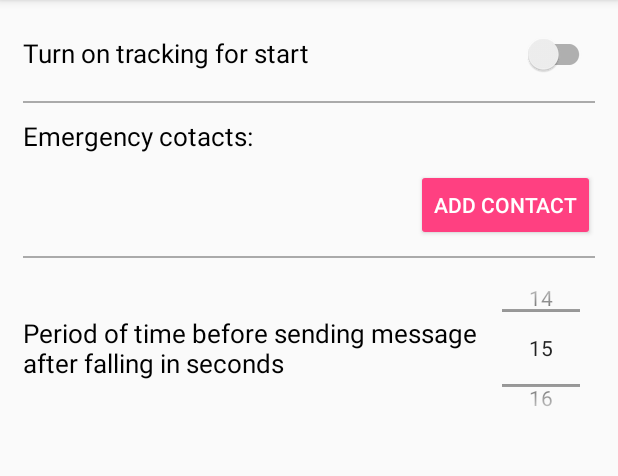
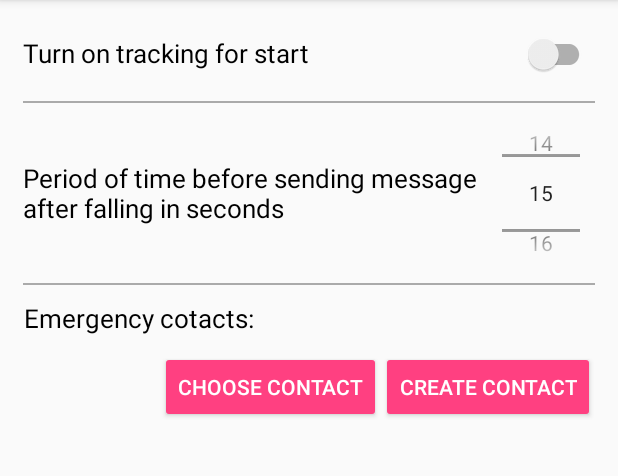
Before and after one commit to dmayboroda/friendinneed, an Android app: the screen it shows after launch (SettingsActivity), on a phone screen of 412 x 824 dp, the part 84-560 px from its top. Run offline under Robolectric (Android 15) with nearby library versions, the phone set to English and light mode, and no system bars; libraries missing offline, so code that uses them is left out: com.androidplot, com.androidplot.util, com.androidplot.xy.

Commit message:
Added "Create contact" button Scroll view added

```diff
--- a/app/src/main/java/com/friendinneed/ua/friendinneed/SettingsActivity.java
+++ b/app/src/main/java/com/friendinneed/ua/friendinneed/SettingsActivity.java
@@ -62,7 +62,7 @@ public class SettingsActivity extends AppCompatActivity {
     private SwitchCompat trackingSwitch;
     private TextView trackingSwitchTextView;
     private NumberPicker numberPicker;
-    final int PICK_CONTACT = 1;
+
     private String phoneNumber;
     private ContactListAdapter contactListAdapter;
     private static final int defaultTimeToWait = 15;
@@ -73,10 +73,13 @@ public class SettingsActivity extends AppCompatActivity {
     public static final String CONTACTS = "contacts";
     public static final String TRACKING_STATUS = "tracking_status";
     public static final String TIME_TO_WAIT = "time_to_wait";
+    public static final int PICK_CONTACT = 10;
+    private static final int PICK_CONTACT_REQUEST = 20;
     private static final int PERMISSIONS_REQUEST_READ_CONTACTS = 100;
+    private static final int PERMISSIONS_REQUEST_READ_CONTACTS_FOR_ADD = 150;
     public static final int PERMISSIONS_REQUEST_SMS_LOCATION = 200;
-    public final static int SYSTEM_ALERTS_REQUEST_CODE = 5463 & 0xffffff00;
-    public final static String[] LOCATION_SMS_PERMISSIONS = {Manifest.permission.ACCESS_FINE_LOCATION, Manifest.permission.SEND_SMS};
+    public static final int SYSTEM_ALERTS_REQUEST_CODE = 400;
+    public static final String[] LOCATION_SMS_PERMISSIONS = {Manifest.permission.ACCESS_FINE_LOCATION, Manifest.permission.SEND_SMS};
 
     private ArrayList<Contact> contactArrayList;
 
@@ -92,11 +95,18 @@ public class SettingsActivity extends AppCompatActivity {
 
         contactArrayList = new ArrayList<>();
 
-        Button addContactBtn = (Button) findViewById(R.id.add_contact_btn);
+        Button addContactBtn = (Button) findViewById(R.id.choose_contact_btn);
         addContactBtn.setOnClickListener(new View.OnClickListener() {
             @Override
             public void onClick(View v) {
                 readContact();
+            }
+        });
+
+        final Button createAndAddContact = (Button) findViewById(R.id.create_contact_btn);
+        createAndAddContact.setOnClickListener(new View.OnClickListener() {
+            @Override public void onClick(View v) {
+                createAndAddContact();
             }
         });
 
@@ -279,6 +289,7 @@ public class SettingsActivity extends AppCompatActivity {
         redrawer.start();
     }
 
+
     private void startServiceSaveUI() {
         InneedService.startInneedService(context);
         trackingSwitchTextView.setText(getResources().getString(R.string.tracking_is_running));
@@ -324,33 +335,13 @@ public class SettingsActivity extends AppCompatActivity {
             case PICK_CONTACT:
                 if (resultCode == Activity.RESULT_OK) {
                     Uri uri = data.getData();
-                    Cursor cursor = getContentResolver().query(uri, null, null, null, null);
-                    cursor.moveToFirst();
-                    ContentResolver cr = getContentResolver();
-                    String contactID = cursor.getString(cursor.getColumnIndex(ContactsContract.Contacts._ID));
-                    String name = cursor.getString(cursor.getColumnIndex(ContactsContract.Contacts.DISPLAY_NAME));
-
-                    // get phone number
-                    if (Integer.parseInt(cursor.getString(cursor.getColumnIndex(ContactsContract.Contacts.HAS_PHONE_NUMBER))) > 0) {
-
-                        Cursor pCur = cr.query(ContactsContract.CommonDataKinds.Phone.CONTENT_URI, null,
-                                ContactsContract.CommonDataKinds.Phone.CONTACT_ID + " = ?",
-                                new String[]{contactID}, null);
-                        while (pCur.moveToNext()) {
-                            phoneNumber = pCur.getString(
-                                    pCur.getColumnIndex(ContactsContract.CommonDataKinds.Phone.NUMBER));
-                        }
-                        pCur.close();
-                    }
-
-                    Contact contact = new Contact(name, phoneNumber, uri);
-                    if (contactArrayList == null) {
-                        contactArrayList = new ArrayList<>();
-                    }
-                    contactArrayList.add(contact);
-                    contactListAdapter.notifyDataSetChanged();
-
-                    saveContactsListSharePref(this, contactArrayList);
+                    getContactDataFromUri(uri);
+                }
+                break;
+            case PICK_CONTACT_REQUEST:
+                if (resultCode == Activity.RESULT_OK) {
+                    Uri uri = data.getData();
+                    getContactDataFromUri(uri);
                 }
                 break;
             case SYSTEM_ALERTS_REQUEST_CODE:
@@ -358,10 +349,6 @@ public class SettingsActivity extends AppCompatActivity {
                     startServiceSaveUI();
                     trackingSwitch.setChecked(trackingStatus);
                 } else {
-                    //trackingStatus = false;
-                    //SharedPreferences.Editor editor = prefs.edit();
-                    //editor.putBoolean(TRACKING_STATUS, trackingStatus);
-                    //editor.commit();
                     Toast.makeText(SettingsActivity.this, R.string.location_sms_windows_features_perm_accept, Toast.LENGTH_LONG)
                         .show();
                 }
@@ -372,7 +359,6 @@ public class SettingsActivity extends AppCompatActivity {
     }
 
     public void readContact() {
-
         if(Build.VERSION.SDK_INT >= Build.VERSION_CODES.M && checkSelfPermission(Manifest.permission.READ_CONTACTS) == PackageManager.PERMISSION_GRANTED) {
             Intent intent = new Intent(Intent.ACTION_PICK, ContactsContract.Contacts.CONTENT_URI);
             startActivityForResult(intent, PICK_CONTACT);
@@ -382,6 +368,18 @@ public class SettingsActivity extends AppCompatActivity {
         }
     }
 
+    private void createAndAddContact() {
+        if(Build.VERSION.SDK_INT >= Build.VERSION_CODES.M && checkSelfPermission(Manifest.permission.READ_CONTACTS) == PackageManager.PERMISSION_GRANTED) {
+                Intent i = new Intent(Intent.ACTION_INSERT);
+            i.setType(ContactsContract.Contacts.CONTENT_TYPE);
+            if (Integer.valueOf(Build.VERSION.SDK) > 14)
+                i.putExtra("finishActivityOnSaveCompleted", true); // Fix for 4.0.3 +
+            startActivityForResult(i, PICK_CONTACT_REQUEST);
+        }
+        else if (Build.VERSION.SDK_INT >= Build.VERSION_CODES.M && checkSelfPermission(Manifest.permission.READ_CONTACTS) != PackageManager.PERMISSION_GRANTED) {
+            requestPermissions(new String[]{Manifest.permission.READ_CONTACTS}, PERMISSIONS_REQUEST_READ_CONTACTS_FOR_ADD);
+        }
+    }
 
     public void saveContactsListSharePref(Context context, List<Contact> contactListToShare) {
 
@@ -418,11 +416,18 @@ public class SettingsActivity extends AppCompatActivity {
         switch (requestCode) {
             case PERMISSIONS_REQUEST_READ_CONTACTS:
                 if (grantResults[0] == PackageManager.PERMISSION_GRANTED) {
-                    Intent intent = new Intent(Intent.ACTION_PICK, ContactsContract.Contacts.CONTENT_URI);
-                    startActivityForResult(intent, PICK_CONTACT);
+                   readContact();
                 } else {
                     Toast.makeText(SettingsActivity.this, R.string.contacts_perm_accept, Toast.LENGTH_SHORT)
                             .show();
+                }
+                break;
+            case PERMISSIONS_REQUEST_READ_CONTACTS_FOR_ADD:
+                if (grantResults[0] == PackageManager.PERMISSION_GRANTED) {
+                   createAndAddContact();
+                } else {
+                    Toast.makeText(SettingsActivity.this, R.string.contacts_perm_accept, Toast.LENGTH_SHORT)
+                        .show();
                 }
                 break;
             case PERMISSIONS_REQUEST_SMS_LOCATION:
@@ -466,5 +471,31 @@ public class SettingsActivity extends AppCompatActivity {
         }
     }
 
+    public void getContactDataFromUri(Uri uri){
+        Cursor cursor = getContentResolver().query(uri, null, null, null, null);
+        cursor.moveToFirst();
+        ContentResolver cr = getContentResolver();
+        String contactID = cursor.getString(cursor.getColumnIndex(ContactsContract.Contacts._ID));
+        String name = cursor.getString(cursor.getColumnIndex(ContactsContract.Contacts.DISPLAY_NAME));
 
+        // get phone number
+        if (Integer.parseInt(cursor.getString(cursor.getColumnIndex(ContactsContract.Contacts.HAS_PHONE_NUMBER))) > 0) {
+
+            Cursor pCur = cr.query(ContactsContract.CommonDataKinds.Phone.CONTENT_URI, null,
+                ContactsContract.CommonDataKinds.Phone.CONTACT_ID + " = ?",
+                new String[]{contactID}, null);
+            while (pCur.moveToNext()) {
+                phoneNumber = pCur.getString(
+                    pCur.getColumnIndex(ContactsContract.CommonDataKinds.Phone.NUMBER));
+            }
+            pCur.close();
+        }
+        Contact contact = new Contact(name, phoneNumber, uri);
+        if (contactArrayList == null) {
+            contactArrayList = new ArrayList<>();
+        }
+        contactArrayList.add(contact);
+        contactListAdapter.notifyDataSetChanged();
+        saveContactsListSharePref(this, contactArrayList);
+    }
 }
--- a/app/src/main/res/layout/settings_activity.xml
+++ b/app/src/main/res/layout/settings_activity.xml
@@ -1,5 +1,9 @@
 <?xml version="1.0" encoding="utf-8"?>
-<LinearLayout xmlns:android="http://schemas.android.com/apk/res/android"
+<ScrollView xmlns:android="http://schemas.android.com/apk/res/android"
+    android:layout_width="match_parent"
+    android:layout_height="match_parent"
+    android:fillViewport="true">
+<LinearLayout
     android:orientation="vertical"
     android:layout_width="match_parent"
     android:layout_height="match_parent"
@@ -36,38 +40,6 @@
         android:layout_marginTop="10dp"
         android:layout_marginBottom="10dp"/>
 
-    <TextView
-        android:layout_width="match_parent"
-        android:layout_height="wrap_content"
-        android:id="@+id/contacts_tv"
-        android:text="@string/emergency_contacts"
-        android:textColor="@android:color/black"
-        android:textSize="17sp"
-        android:paddingBottom="10dp"/>
-
-    <ListView
-        android:layout_width="match_parent"
-        android:layout_height="wrap_content"
-        android:minHeight="100dp"
-        android:paddingLeft="15dp"
-        android:id="@+id/contacts_added_list"
-        android:scrollbarSize="100dp"/>
-
-    <Button
-        android:layout_width="wrap_content"
-        android:layout_height="wrap_content"
-        android:layout_gravity="right"
-        android:id="@+id/add_contact_btn"
-        android:text="@string/add_contact"
-        style="@style/Widget.AppCompat.Button.Colored"/>
-
-    <View
-        android:layout_width="match_parent"
-        android:layout_height="1dp"
-        android:background="@android:color/darker_gray"
-        android:layout_marginTop="10dp"
-        android:layout_marginBottom="10dp"/>
-
     <LinearLayout
         android:layout_width="wrap_content"
         android:layout_height="wrap_content"
@@ -93,4 +65,50 @@
             />
     </LinearLayout>
 
-</LinearLayout>
+    <View
+        android:layout_width="match_parent"
+        android:layout_height="1dp"
+        android:background="@android:color/darker_gray"
+        android:layout_marginTop="10dp"
+        android:layout_marginBottom="10dp"/>
+
+        <TextView
+            android:layout_width="wrap_content"
+            android:layout_height="wrap_content"
+            android:id="@+id/contacts_tv"
+            android:text="@string/emergency_contacts"
+            android:textColor="@android:color/black"
+            android:textSize="17sp"
+            android:paddingBottom="10dp"
+            android:gravity="center_horizontal"
+            android:layout_gravity="left|center_vertical"/>
+
+    <LinearLayout
+        android:layout_width="wrap_content"
+        android:layout_height="wrap_content"
+        android:orientation="horizontal"
+        android:layout_gravity="right">
+        <Button
+            android:layout_width="wrap_content"
+            android:layout_height="wrap_content"
+            android:id="@+id/choose_contact_btn"
+            android:text="@string/choose_contact"
+            style="@style/Widget.AppCompat.Button.Colored"/>
+
+        <Button
+            android:layout_width="wrap_content"
+            android:layout_height="wrap_content"
+            android:id="@+id/create_contact_btn"
+            android:text="@string/create_add_contact"
+            style="@style/Widget.AppCompat.Button.Colored"/>
+
+    </LinearLayout>
+
+    <ListView
+        android:layout_width="match_parent"
+        android:layout_height="match_parent"
+        android:paddingLeft="15dp"
+        android:id="@+id/contacts_added_list"
+        android:scrollbarSize="100dp"/>
+    </LinearLayout>
+</ScrollView>
--- a/app/src/main/res/values/strings.xml
+++ b/app/src/main/res/values/strings.xml
@@ -10,6 +10,8 @@
     <string name="send">Send alarm</string>
     <string name="discard">Discard</string>
     <string name="dialog_title">Fall detected</string>
+    <string name="choose_contact">Choose contact</string>
+    <string name="create_add_contact">Create contact</string>
     <string name="dialog_title_formatted">Fall detected\nCAll for help in: %d sec</string>
 
     <string name="add_contact">Add contact</string>
```
